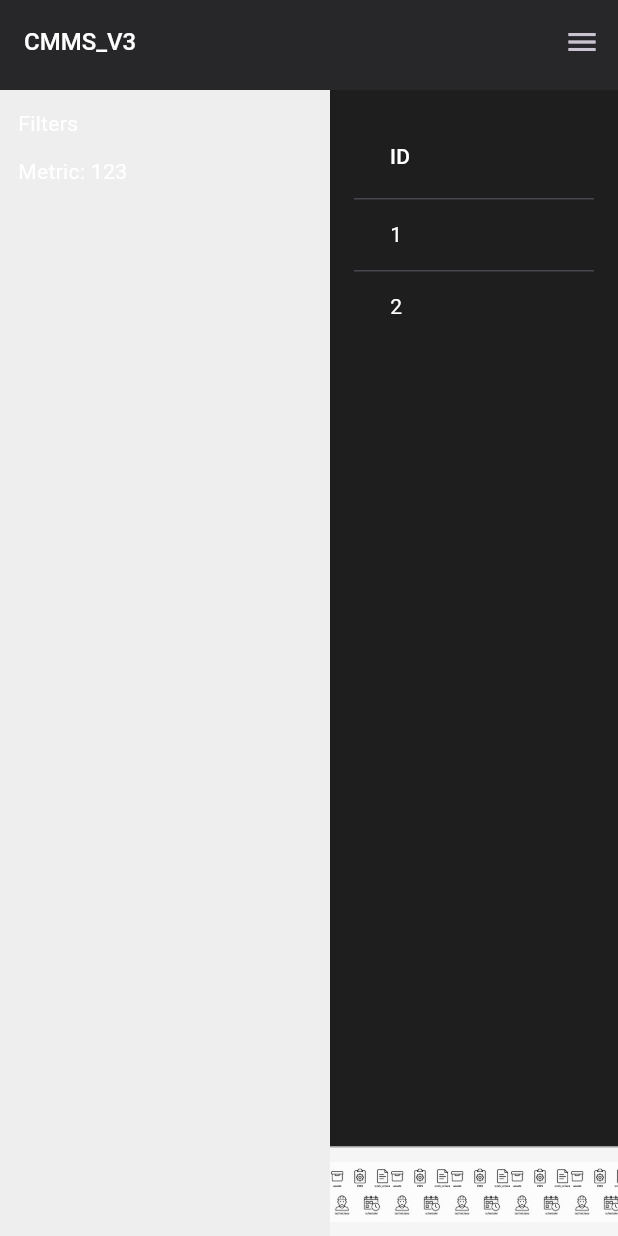
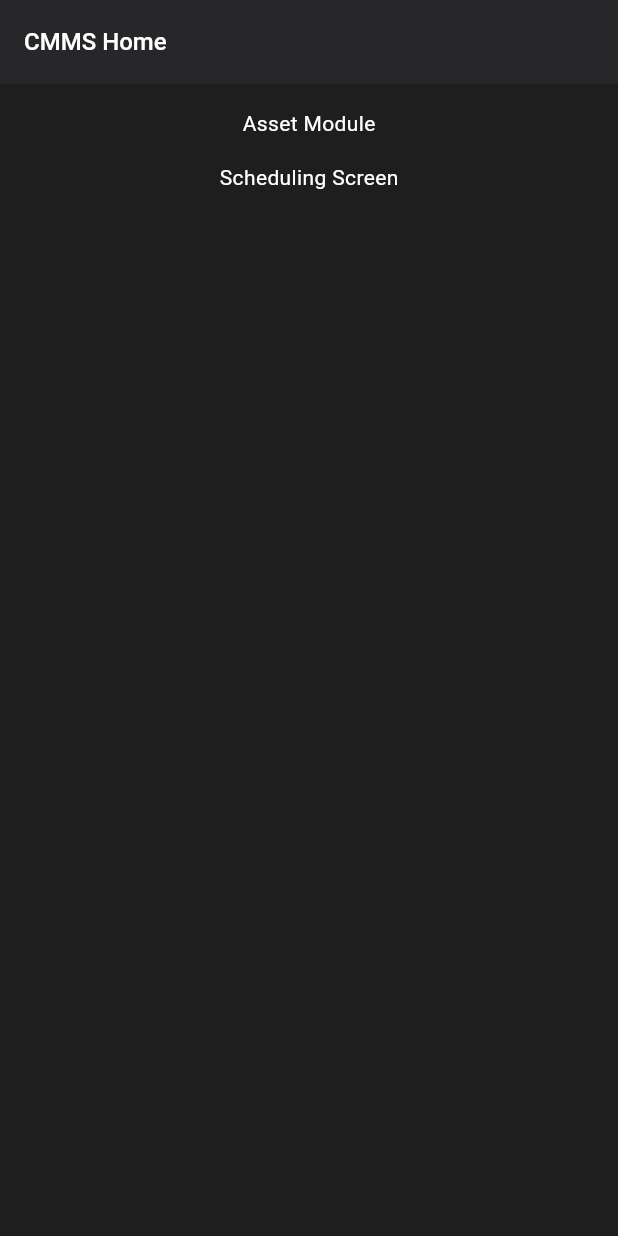
Before and after one commit to Bdaley0947/cmms_v3, a Flutter app: the screen it shows after launch, on a phone screen of 412 x 824 dp. Run offline on Flutter 3.47's test engine with Material 3 defaults, Android fonts, the light colour scheme and no system bars; our stand-ins replace hive; accounts and stored records are empty; Roboto replaces fonts that are missing (Fira Code).

Commit message:
Quick push

```diff
--- a/lib/screens/home/home_screen.dart
+++ b/lib/screens/home/home_screen.dart
@@ -1,4 +1,6 @@
 import 'package:flutter/material.dart';
+import '../modules/assets/asset_module.dart';
+import '../modules/scheduling/scheduling_screen.dart';
 
 class HomeScreen extends StatelessWidget {
   const HomeScreen({super.key});
@@ -6,90 +8,15 @@ class HomeScreen extends StatelessWidget {
   @override
   Widget build(BuildContext context) {
     return Scaffold(
-      appBar: PreferredSize(
-        preferredSize: const Size.fromHeight(60),
-        child: AppBar(
-          title: const Text('CMMS_V3'),
-          actions: [
-            IconButton(
-              icon: const Icon(Icons.menu),
-              onPressed: () {},
-            ),
-          ],
-        ),
+      appBar: AppBar(
+        title: const Text('CMMS Home'),
       ),
-      body: Row(
-        children: [
-          Container(
-            width: 220,
-            padding: const EdgeInsets.all(12),
-            color: Colors.grey.shade200,
-            child: Column(
-              crossAxisAlignment: CrossAxisAlignment.start,
-              children: const [
-                Text("Filters"),
-                SizedBox(height: 12),
-                Text("Metric: 123"),
-              ],
-            ),
-          ),
-          Expanded(
-            child: Column(
-              children: [
-                Expanded(
-                  child: Container(
-                    alignment: Alignment.topCenter,
-                    padding: const EdgeInsets.all(16),
-                    child: SingleChildScrollView(
-                      scrollDirection: Axis.horizontal,
-                      child: SingleChildScrollView(
-                        scrollDirection: Axis.vertical,
-                        child: SizedBox(
-                          width: 1200,
-                          child: DataTable(
-                            columns: const [
-                              DataColumn(label: Text("ID")),
-                              DataColumn(label: Text("Name")),
-                              DataColumn(label: Text("Status")),
-                            ],
-                            rows: const [
-                              DataRow(cells: [
-                                DataCell(Text("1")),
-                                DataCell(Text("Pump A")),
-                                DataCell(Text("Active")),
-                              ]),
-                              DataRow(cells: [
-                                DataCell(Text("2")),
-                                DataCell(Text("Valve B")),
-                                DataCell(Text("Planned")),
-                              ]),
-                            ],
-                          ),
-                        ),
-                      ),
-                    ),
-                  ),
-                ),
-                Container(
-                  height: 60,
-                  decoration: BoxDecoration(
-                    color: Colors.grey.shade100,
-                    border: const Border(top: BorderSide(color: Colors.grey)),
-                  ),
-                  child: Row(
-                    mainAxisAlignment: MainAxisAlignment.spaceEvenly,
-                    children: const [
-                      Tooltip(message: 'Assets', child: Image(image: AssetImage('assets/icons/assets.png'), height: 40)),
-                      Tooltip(message: 'PMs', child: Image(image: AssetImage('assets/icons/pms.png'), height: 40)),
-                      Tooltip(message: 'Work Orders', child: Image(image: AssetImage('assets/icons/work_orders.png'), height: 40)),
-                      Tooltip(message: 'Technicians', child: Image(image: AssetImage('assets/icons/technicians.png'), height: 40)),
-                      Tooltip(message: 'Scheduler', child: Image(image: AssetImage('assets/icons/scheduler.png'), height: 40)),
-                    ],
-                  ),
-                ),
-              ],
-            ),
-          ),
+      body: ListView(
+        padding: const EdgeInsets.all(16),
+        children: const [
+          AssetModule(),
+          SizedBox(height: 16),
+          SchedulingScreen(),
         ],
       ),
     );
--- /dev/null
+++ b/lib/screens/modules/assets/asset_module.dart
@@ -0,0 +1,10 @@
+import 'package:flutter/material.dart';
+
+class AssetModule extends StatelessWidget {
+  const AssetModule({super.key});
+
+  @override
+  Widget build(BuildContext context) {
+    return const Center(child: Text('Asset Module'));
+  }
+}
--- a/lib/screens/modules/dashboard/dashboard_module.dart
+++ b/lib/screens/modules/dashboard/dashboard_module.dart
@@ -5,9 +5,9 @@ class DashboardModule extends StatelessWidget {
 
   @override
   Widget build(BuildContext context) {
-    return Column(
+    return const Column(
       crossAxisAlignment: CrossAxisAlignment.start,
-      children: const [
+      children: [
         Padding(
           padding: EdgeInsets.all(16),
           child: Text(
--- a/lib/screens/modules/lite_setup/cmms_lite_module.dart
+++ b/lib/screens/modules/lite_setup/cmms_lite_module.dart
@@ -5,11 +5,11 @@ class CMMSLiteModule extends StatelessWidget {
 
   @override
   Widget build(BuildContext context) {
-    return Padding(
-      padding: const EdgeInsets.all(24),
+    return const Padding(
+      padding: EdgeInsets.all(24),
       child: Column(
         crossAxisAlignment: CrossAxisAlignment.start,
-        children: const [
+        children: [
           Text(
             'CMMS-lite Setup',
             style: TextStyle(fontSize: 20, fontWeight: FontWeight.bold),
--- a/lib/screens/modules/scheduler/scheduler_module.dart
+++ b/lib/screens/modules/scheduler/scheduler_module.dart
@@ -5,7 +5,7 @@ class SchedulerModule extends StatelessWidget {
 
   @override
   Widget build(BuildContext context) {
-    return Center(
+    return const Center(
       child: Text(
         'Scheduler view placeholder',
         style: TextStyle(fontSize: 18),
--- /dev/null
+++ b/lib/screens/modules/scheduling/scheduling_screen.dart
@@ -0,0 +1,10 @@
+import 'package:flutter/material.dart';
+
+class SchedulingScreen extends StatelessWidget {
+  const SchedulingScreen({super.key});
+
+  @override
+  Widget build(BuildContext context) {
+    return const Center(child: Text('Scheduling Screen'));
+  }
+}
--- a/lib/screens/modules/sync_status/sync_status_module.dart
+++ b/lib/screens/modules/sync_status/sync_status_module.dart
@@ -5,11 +5,11 @@ class SyncStatusModule extends StatelessWidget {
 
   @override
   Widget build(BuildContext context) {
-    return Padding(
-      padding: const EdgeInsets.all(24),
+    return const Padding(
+      padding: EdgeInsets.all(24),
       child: Column(
         crossAxisAlignment: CrossAxisAlignment.start,
-        children: const [
+        children: [
           Text(
             'Data Sync Monitor',
             style: TextStyle(fontSize: 20, fontWeight: FontWeight.bold),
--- a/pubspec.yaml
+++ b/pubspec.yaml
@@ -16,6 +16,7 @@ dependencies:
   path_provider: ^2.0.14
   uuid: ^3.0.7
 
+  json_annotation: any
 dev_dependencies:
   flutter_test:
     sdk: flutter
```
Also changed, not shown: lib/screens/modules/assets/assets_module.dart (deleted, +0 -37 lines), lib/screens/modules/metrics/metrics_module.dart (+5 -5 lines), lib/screens/modules/work_request/work_request_module.dart (+6 -6 lines).
